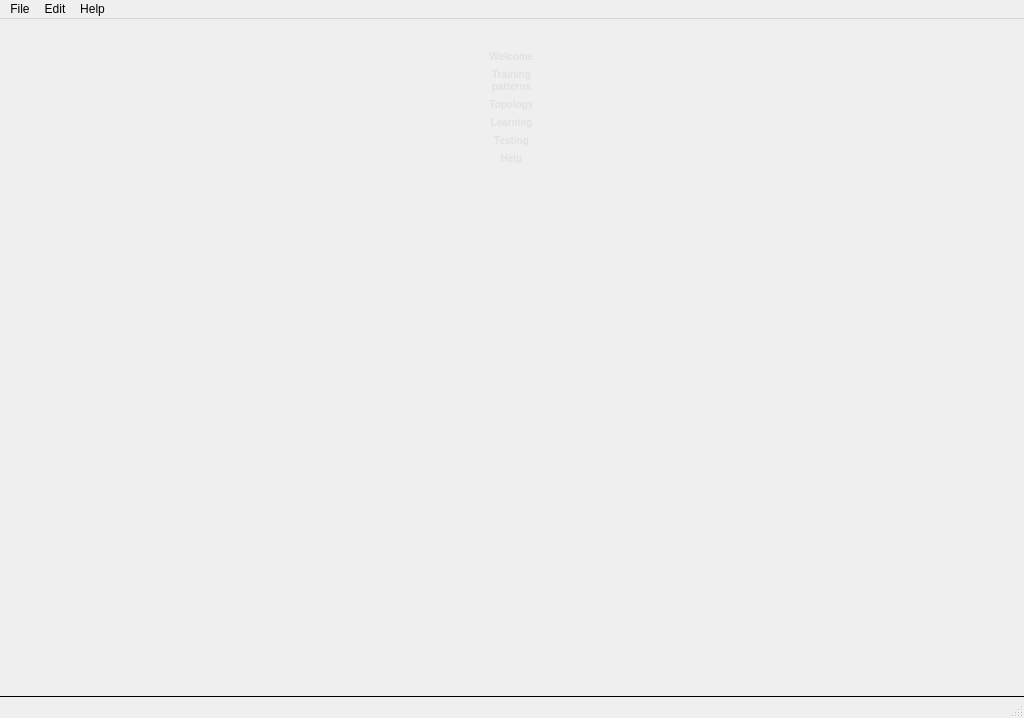
Above: ApplicationUi/MainWindow.ui from kacerpetr/NNCreator before the change. Below: the same form after it.
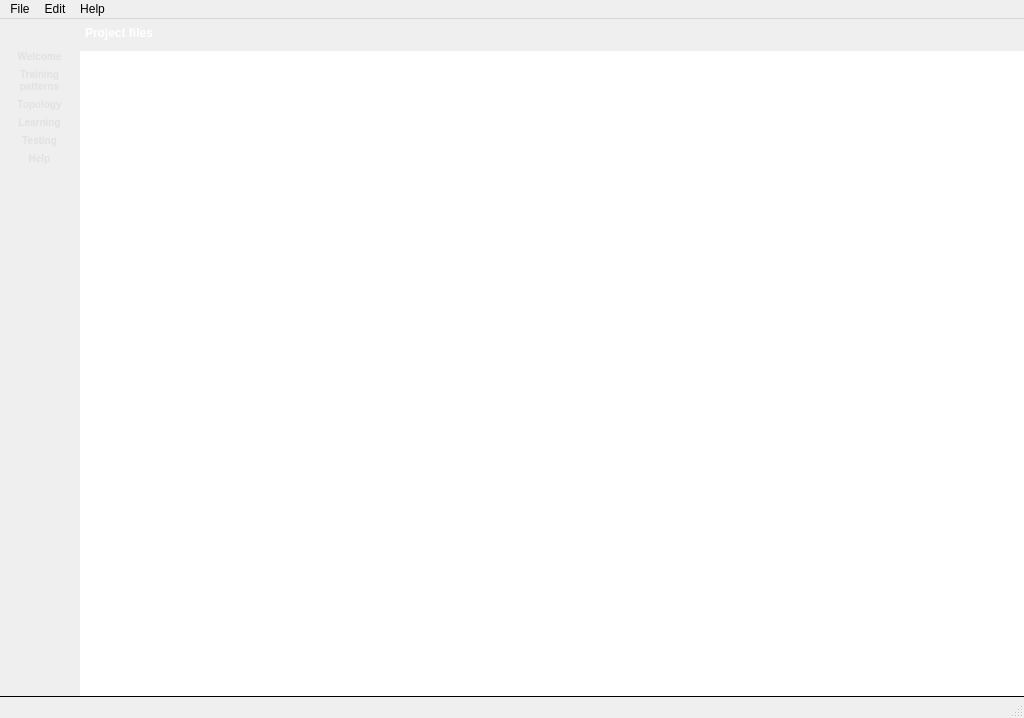
That is the form after the change. Icons and pictures are not drawn.

Diff of the .ui file:
```diff
--- a/ApplicationUi/MainWindow.ui
+++ b/ApplicationUi/MainWindow.ui
@@ -17,52 +17,14 @@
    <iconset resource="../styles.qrc">
     <normaloff>:/appIcon16</normaloff>:/appIcon16</iconset>
   </property>
-  <property name="styleSheet">
-   <string notr="true">#frame QToolButton{
-	margin-top: 1px;
-	margin-bottom: 1px;
-	color: rgb(225, 225, 225);
-	font-weight: bold;
-	font-size: 10px;
-	border: 0px;
-}
-
-#frame QToolButton::hover{
-	margin: 0px;
-	border-top: 1px solid rgb(150, 150, 150);
-	border-bottom: 1px solid rgb(150, 150, 150);
-	color: white;
-}
-
-#frame QToolButton::checked{
-	margin-top: 1px;
-	margin-bottom: 1px;
-	background-color: rgb(240, 240, 240);
-	color: black;
-}
-
-#frame QToolButton:checked:hover {
-	margin-top: 1px;
-	margin-bottom: 1px;
-	border: 0px;
-	background-color: rgb(240, 240, 240);
-	color: black;
-}
-
-QFrame#frame{
-	background-image: url(:toolmenu);	
-	border-right: 1px solid black;
-}
-</string>
-  </property>
   <property name="tabShape">
    <enum>QTabWidget::Rounded</enum>
   </property>
-  <widget class="QWidget" name="centralWidget">
+  <widget class="QWidget" name="mainWindowWidget">
    <property name="styleSheet">
     <string notr="true"/>
    </property>
-   <layout class="QHBoxLayout" name="horizontalLayout">
+   <layout class="QHBoxLayout" name="horizontalLayout_2">
     <property name="spacing">
      <number>0</number>
     </property>
@@ -70,7 +32,7 @@
      <number>0</number>
     </property>
     <item>
-     <widget class="QFrame" name="frame_3">
+     <widget class="QFrame" name="menuFrame">
       <property name="sizePolicy">
        <sizepolicy hsizetype="Fixed" vsizetype="Preferred">
         <horstretch>1</horstretch>
@@ -112,7 +74,7 @@
         <number>0</number>
        </property>
        <item>
-        <widget class="QFrame" name="frame_5">
+        <widget class="QFrame" name="menuTopFrame">
          <property name="minimumSize">
           <size>
            <width>0</width>
@@ -135,12 +97,47 @@
         </widget>
        </item>
        <item>
-        <widget class="QFrame" name="frame">
+        <widget class="QFrame" name="menuSubFrame">
          <property name="accessibleName">
           <string>frame</string>
          </property>
          <property name="styleSheet">
-          <string notr="true"/>
+          <string notr="true">#menuSubFrame QToolButton{
+	margin-top: 1px;
+	margin-bottom: 1px;
+	color: rgb(225, 225, 225);
+	font-weight: bold;
+	font-size: 10px;
+	border: 0px;
+}
+
+#menuSubFrame QToolButton::hover{
+	margin: 0px;
+	border-top: 1px solid rgb(150, 150, 150);
+	border-bottom: 1px solid rgb(150, 150, 150);
+	color: white;
+}
+
+#menuSubFrame QToolButton::checked{
+	margin-top: 1px;
+	margin-bottom: 1px;
+	background-color: rgb(240, 240, 240);
+	color: black;
+}
+
+#menuSubFrame QToolButton:checked:hover{
+	margin-top: 1px;
+	margin-bottom: 1px;
+	border: 0px;
+	background-color: rgb(240, 240, 240);
+	color: black;
+}
+
+#menuSubFrame{
+	background-image: url(:toolmenu);	
+	border-right: 1px solid black;
+}
+</string>
          </property>
          <property name="frameShadow">
           <enum>QFrame::Raised</enum>
@@ -210,7 +207,7 @@
           <item>
            <widget class="QToolButton" name="trainingPatternButton">
             <property name="enabled">
-             <bool>false</bool>
+             <bool>true</bool>
             </property>
             <property name="sizePolicy">
              <sizepolicy hsizetype="Fixed" vsizetype="Fixed">
@@ -264,7 +261,7 @@
           <item>
            <widget class="QToolButton" name="topologyButton">
             <property name="enabled">
-             <bool>false</bool>
+             <bool>true</bool>
             </property>
             <property name="sizePolicy">
              <sizepolicy hsizetype="Fixed" vsizetype="Fixed">
@@ -317,7 +314,7 @@
           <item>
            <widget class="QToolButton" name="learningButton">
             <property name="enabled">
-             <bool>false</bool>
+             <bool>true</bool>
             </property>
             <property name="sizePolicy">
              <sizepolicy hsizetype="Fixed" vsizetype="Fixed">
@@ -370,7 +367,7 @@
           <item>
            <widget class="QToolButton" name="testingButton">
             <property name="enabled">
-             <bool>false</bool>
+             <bool>true</bool>
             </property>
             <property name="sizePolicy">
              <sizepolicy hsizetype="Fixed" vsizetype="Fixed">
@@ -489,6 +486,180 @@
       </layout>
      </widget>
     </item>
+    <item>
+     <widget class="QSplitter" name="projectView">
+      <property name="sizePolicy">
+       <sizepolicy hsizetype="Expanding" vsizetype="Preferred">
+        <horstretch>0</horstretch>
+        <verstretch>0</verstretch>
+       </sizepolicy>
+      </property>
+      <property name="accessibleName">
+       <string>fileList</string>
+      </property>
+      <property name="styleSheet">
+       <string notr="true">#projectView::handle:horizontal{
+	background-color: rgb(0, 0, 0);
+}</string>
+      </property>
+      <property name="orientation">
+       <enum>Qt::Horizontal</enum>
+      </property>
+      <property name="opaqueResize">
+       <bool>true</bool>
+      </property>
+      <property name="handleWidth">
+       <number>1</number>
+      </property>
+      <property name="childrenCollapsible">
+       <bool>false</bool>
+      </property>
+      <widget class="QFrame" name="projectViewFrame">
+       <property name="sizePolicy">
+        <sizepolicy hsizetype="Preferred" vsizetype="Preferred">
+         <horstretch>0</horstretch>
+         <verstretch>0</verstretch>
+        </sizepolicy>
+       </property>
+       <property name="minimumSize">
+        <size>
+         <width>80</width>
+         <height>0</height>
+        </size>
+       </property>
+       <property name="baseSize">
+        <size>
+         <width>0</width>
+         <height>0</height>
+        </size>
+       </property>
+       <property name="styleSheet">
+        <string notr="true"/>
+       </property>
+       <property name="frameShape">
+        <enum>QFrame::NoFrame</enum>
+       </property>
+       <property name="frameShadow">
+        <enum>QFrame::Raised</enum>
+       </property>
+       <property name="lineWidth">
+        <number>0</number>
+       </property>
+       <layout class="QVBoxLayout" name="verticalLayout_3">
+        <property name="spacing">
+         <number>4</number>
+        </property>
+        <property name="margin">
+         <number>0</number>
+        </property>
+        <item>
+         <widget class="QFrame" name="projectViewBar">
+          <property name="sizePolicy">
+           <sizepolicy hsizetype="Preferred" vsizetype="Preferred">
+            <horstretch>0</horstretch>
+            <verstretch>0</verstretch>
+           </sizepolicy>
+          </property>
+          <property name="minimumSize">
+           <size>
+            <width>0</width>
+            <height>28</height>
+           </size>
+          </property>
+          <property name="maximumSize">
+           <size>
+            <width>16777215</width>
+            <height>28</height>
+           </size>
+          </property>
+          <property name="styleSheet">
+           <string notr="true">#projectViewBar{
+	background-image: url(:toolbar);
+}</string>
+          </property>
+          <property name="lineWidth">
+           <number>0</number>
+          </property>
+          <layout class="QHBoxLayout" name="horizontalLayout">
+           <property name="spacing">
+            <number>0</number>
+           </property>
+           <property name="leftMargin">
+            <number>5</number>
+           </property>
+           <property name="topMargin">
+            <number>0</number>
+           </property>
+           <property name="rightMargin">
+            <number>5</number>
+           </property>
+           <property name="bottomMargin">
+            <number>0</number>
+           </property>
+           <item>
+            <widget class="QLabel" name="projectViewLabel">
+             <property name="text">
+              <string>&lt;html&gt;&lt;head/&gt;&lt;body&gt;&lt;p&gt;&lt;span style=&quot; font-weight:600; color:#ffffff;&quot;&gt;Project files&lt;/span&gt;&lt;/p&gt;&lt;/body&gt;&lt;/html&gt;</string>
+             </property>
+            </widget>
+           </item>
+          </layout>
+         </widget>
+        </item>
+        <item>
+         <widget class="QTreeView" name="projectViewTree">
+          <property name="sizePolicy">
+           <sizepolicy hsizetype="Preferred" vsizetype="Preferred">
+            <horstretch>0</horstretch>
+            <verstretch>1</verstretch>
+           </sizepolicy>
+          </property>
+          <property name="contextMenuPolicy">
+           <enum>Qt::CustomContextMenu</enum>
+          </property>
+          <property name="styleSheet">
+           <string notr="true"> QTreeView::branch:has-siblings:!adjoins-item { }
+
+ QTreeView::branch:!has-siblings:adjoins-item { }
+
+ QTreeView::branch:!has-children:!has-siblings:adjoins-item { }</string>
+          </property>
+          <property name="frameShape">
+           <enum>QFrame::NoFrame</enum>
+          </property>
+          <property name="lineWidth">
+           <number>0</number>
+          </property>
+          <property name="midLineWidth">
+           <number>0</number>
+          </property>
+          <property name="showDropIndicator" stdset="0">
+           <bool>false</bool>
+          </property>
+          <property name="selectionBehavior">
+           <enum>QAbstractItemView::SelectRows</enum>
+          </property>
+          <property name="rootIsDecorated">
+           <bool>true</bool>
+          </property>
+          <property name="uniformRowHeights">
+           <bool>false</bool>
+          </property>
+          <property name="animated">
+           <bool>false</bool>
+          </property>
+          <attribute name="headerVisible">
+           <bool>false</bool>
+          </attribute>
+          <attribute name="headerCascadingSectionResizes">
+           <bool>false</bool>
+          </attribute>
+         </widget>
+        </item>
+       </layout>
+      </widget>
+     </widget>
+    </item>
    </layout>
   </widget>
   <widget class="QMenuBar" name="menuBar">
@@ -507,6 +678,11 @@
     <addaction name="actionNewProject"/>
     <addaction name="actionOpenProject"/>
     <addaction name="separator"/>
+    <addaction name="actionNewTrainingPattern"/>
+    <addaction name="actionNewNeuralNetwork"/>
+    <addaction name="actionNewLearningConfig"/>
+    <addaction name="actionNewTestingScenario"/>
+    <addaction name="separator"/>
     <addaction name="actionSave"/>
     <addaction name="actionSaveAll"/>
     <addaction name="actionImport"/>
@@ -589,16 +765,6 @@
     <string>Save all</string>
    </property>
   </action>
-  <action name="actionNewTrainingPattern">
-   <property name="text">
-    <string>New training pattern</string>
-   </property>
-  </action>
-  <action name="actionNewTopology">
-   <property name="text">
-    <string>New topology</string>
-   </property>
-  </action>
   <action name="actionCut">
    <property name="text">
     <string>Cut</string>
@@ -624,6 +790,29 @@
     <string>Application settings</string>
    </property>
   </action>
+  <action name="actionNewTrainingPattern">
+   <property name="text">
+    <string>New training pattern</string>
+   </property>
+  </action>
+  <action name="actionNewNeuralNetwork">
+   <property name="text">
+    <string>New neural network</string>
+   </property>
+  </action>
+  <action name="actionNewLearningConfig">
+   <property name="text">
+    <string>New learning config</string>
+   </property>
+   <property name="toolTip">
+    <string>New learning config</string>
+   </property>
+  </action>
+  <action name="actionNewTestingScenario">
+   <property name="text">
+    <string>New testing scenario</string>
+   </property>
+  </action>
  </widget>
  <layoutdefault spacing="6" margin="11"/>
  <resources>
```
